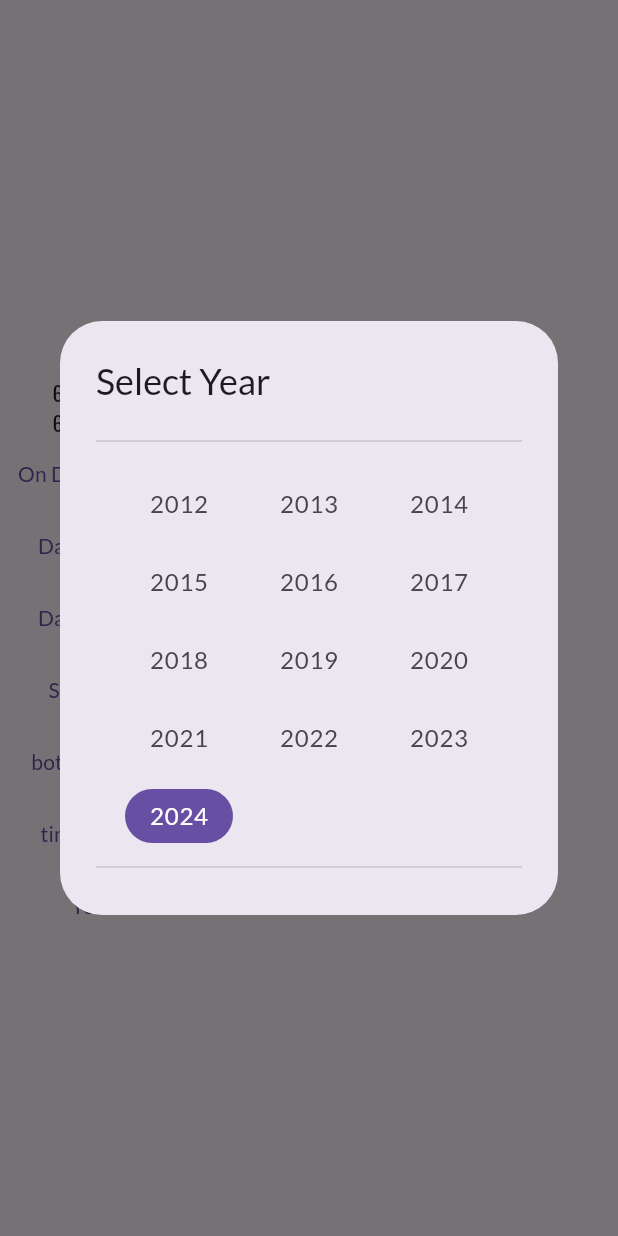
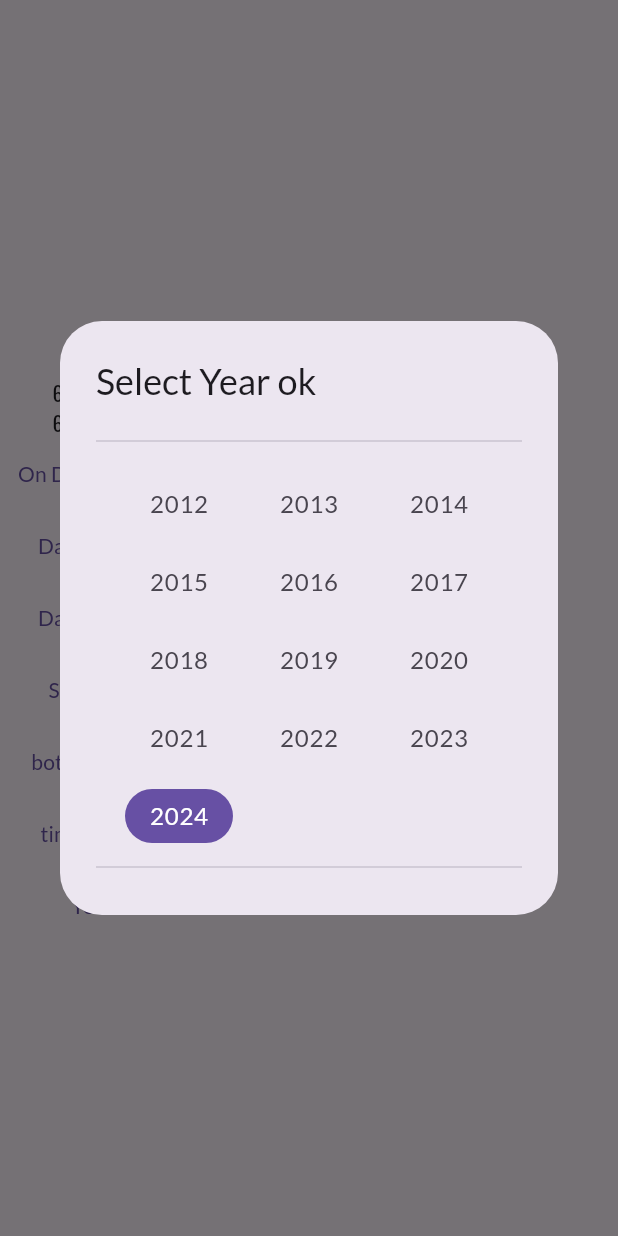
Before and after one commit to AkshayGemsEssence/gems_demo, a Flutter app: the screen it shows after launch, after a tap on "Year", on a phone screen of 412 x 824 dp. Run offline on Flutter 3.47's test engine with Material 3 defaults, Android fonts, the phone set to English and light mode, and no system bars; our stand-ins replace font_awesome_flutter, google_fonts, shared_preferences.

Commit message:
Okay added

```diff
--- a/lib/signup.dart
+++ b/lib/signup.dart
@@ -143,7 +143,7 @@ class _SignupPageState extends State<SignupPage> {
                 context: context,
                 builder: (BuildContext context) {
                   return AlertDialog(
-                    title: Text("Select Year"),
+                    title: Text("Select Year ok"),
                     content: Container( // Need to use container to add size constraint.
                       width: 300,
                       height: 300,
```
